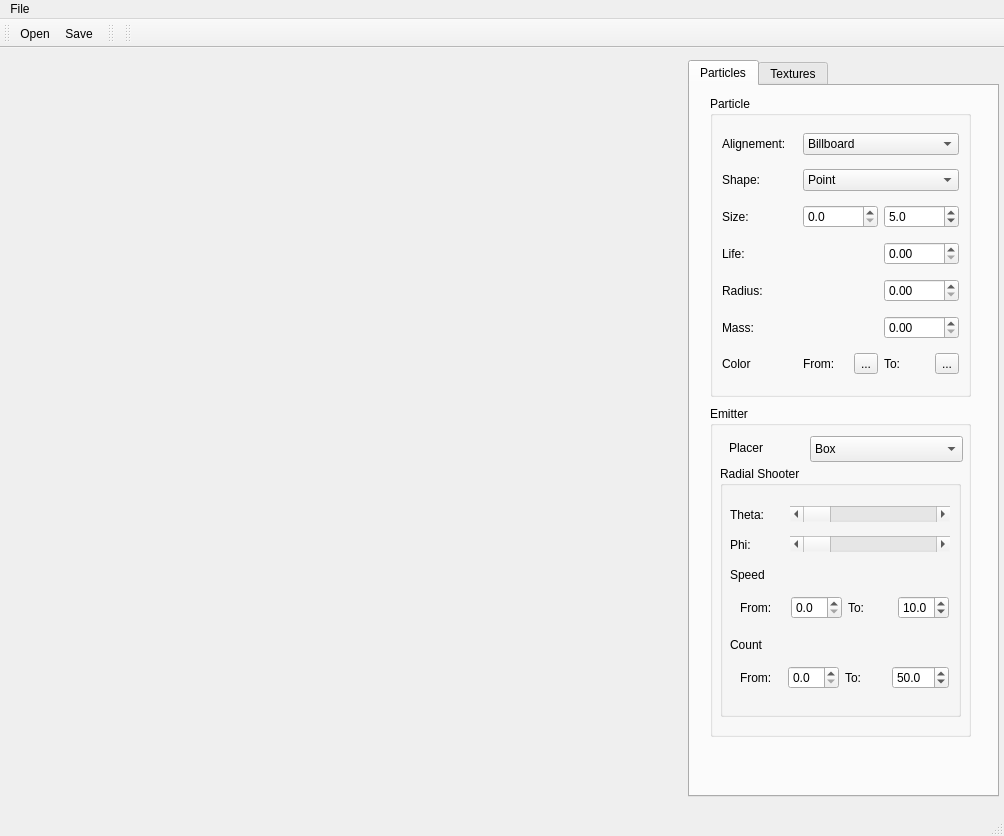
Above: include/designerfiles/Pantocrator3.ui from jtorresfabra/pantocrator before the change. Below: the same form after it.
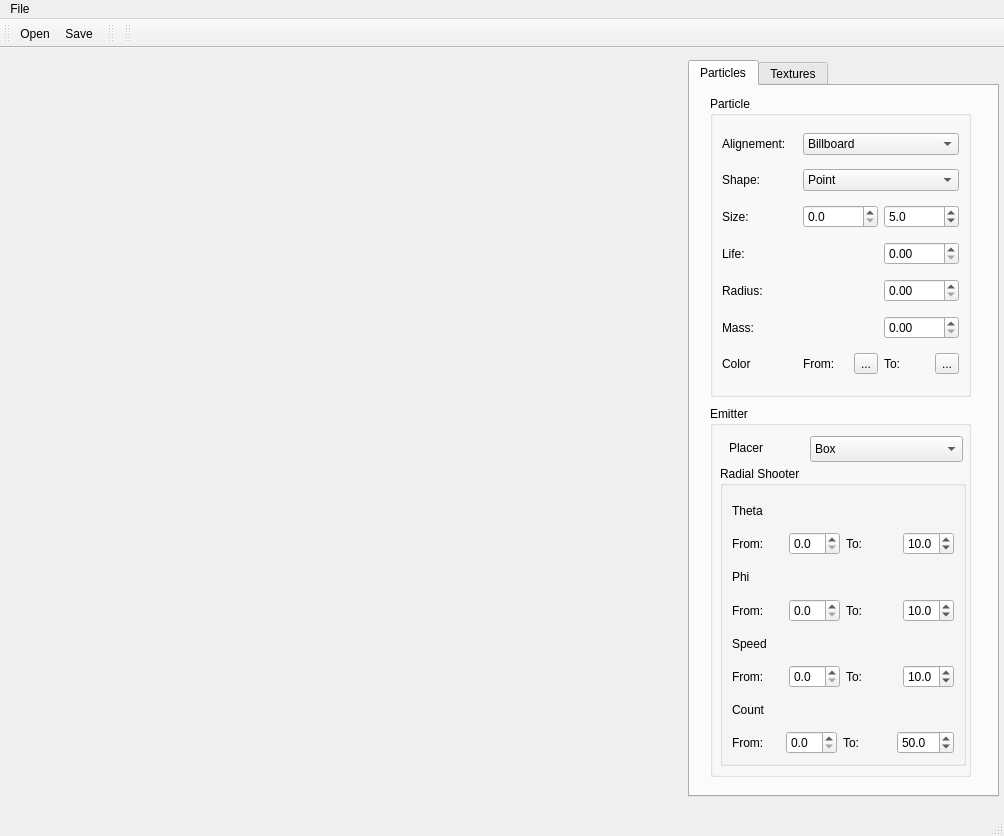
That is the form after the change. Icons and pictures are not drawn. Custom widgets are drawn as their Qt base class.

```diff
--- a/include/designerfiles/Pantocrator3.ui
+++ b/include/designerfiles/Pantocrator3.ui
@@ -278,7 +278,7 @@
            <x>20</x>
            <y>320</y>
            <width>261</width>
-           <height>331</height>
+           <height>371</height>
           </rect>
          </property>
          <property name="title" >
@@ -340,87 +340,118 @@
            <rect>
             <x>10</x>
             <y>60</y>
-            <width>241</width>
-            <height>251</height>
+            <width>246</width>
+            <height>300</height>
            </rect>
           </property>
           <property name="title" >
            <string>Radial Shooter</string>
           </property>
-          <widget class="QScrollBar" name="thetaSlider" >
-           <property name="geometry" >
-            <rect>
-             <x>70</x>
-             <y>40</y>
-             <width>160</width>
-             <height>16</height>
-            </rect>
-           </property>
-           <property name="orientation" >
-            <enum>Qt::Horizontal</enum>
-           </property>
-          </widget>
-          <widget class="QLabel" name="label_11" >
-           <property name="geometry" >
-            <rect>
-             <x>10</x>
-             <y>40</y>
-             <width>51</width>
-             <height>18</height>
-            </rect>
-           </property>
+          <layout class="QVBoxLayout" name="verticalLayout" >
+           <item>
+            <widget class="QLabel" name="label_21" >
+             <property name="text" >
+              <string>Theta</string>
+             </property>
+            </widget>
+           </item>
+           <item>
+            <layout class="QHBoxLayout" name="horizontalLayout_5" >
+             <item>
+              <widget class="QLabel" name="label_19" >
+               <property name="text" >
+                <string>From:</string>
+               </property>
+              </widget>
+             </item>
+             <item>
+              <widget class="QDoubleSpinBox" name="speedmin_sb_2" >
+               <property name="decimals" >
+                <number>1</number>
+               </property>
+               <property name="maximum" >
+                <double>50.000000000000000</double>
+               </property>
+              </widget>
+             </item>
+             <item>
+              <widget class="QLabel" name="label_20" >
            <property name="text" >
-            <string>Theta:</string>
-           </property>
-          </widget>
-          <widget class="QLabel" name="label_12" >
-           <property name="geometry" >
-            <rect>
-             <x>10</x>
-             <y>70</y>
-             <width>51</width>
-             <height>18</height>
-            </rect>
-           </property>
+                <string>To:</string>
+               </property>
+              </widget>
+             </item>
+             <item>
+              <widget class="QDoubleSpinBox" name="speedmax_sb_2" >
+               <property name="decimals" >
+                <number>1</number>
+               </property>
+               <property name="maximum" >
+                <double>50.000000000000000</double>
+               </property>
+               <property name="value" >
+                <double>10.000000000000000</double>
+               </property>
+              </widget>
+             </item>
+            </layout>
+           </item>
+           <item>
+            <widget class="QLabel" name="label_24" >
            <property name="text" >
-            <string>Phi:</string>
-           </property>
-          </widget>
-          <widget class="QScrollBar" name="phiSlider" >
-           <property name="geometry" >
-            <rect>
-             <x>70</x>
-             <y>70</y>
-             <width>160</width>
-             <height>16</height>
-            </rect>
-           </property>
-           <property name="orientation" >
-            <enum>Qt::Horizontal</enum>
-           </property>
-          </widget>
+              <string>Phi</string>
+             </property>
+            </widget>
+           </item>
+           <item>
+            <layout class="QHBoxLayout" name="horizontalLayout_6" >
+             <item>
+              <widget class="QLabel" name="label_22" >
+               <property name="text" >
+                <string>From:</string>
+               </property>
+              </widget>
+             </item>
+             <item>
+              <widget class="QDoubleSpinBox" name="speedmin_sb_3" >
+               <property name="decimals" >
+                <number>1</number>
+               </property>
+               <property name="maximum" >
+                <double>50.000000000000000</double>
+               </property>
+              </widget>
+             </item>
+             <item>
+              <widget class="QLabel" name="label_23" >
+               <property name="text" >
+                <string>To:</string>
+               </property>
+              </widget>
+             </item>
+             <item>
+              <widget class="QDoubleSpinBox" name="speedmax_sb_3" >
+               <property name="decimals" >
+                <number>1</number>
+               </property>
+               <property name="maximum" >
+                <double>50.000000000000000</double>
+               </property>
+               <property name="value" >
+                <double>10.000000000000000</double>
+               </property>
+              </widget>
+             </item>
+            </layout>
+           </item>
+           <item>
           <widget class="QLabel" name="label_13" >
-           <property name="geometry" >
-            <rect>
-             <x>10</x>
-             <y>100</y>
-             <width>51</width>
-             <height>18</height>
-            </rect>
-           </property>
            <property name="text" >
             <string>Speed</string>
            </property>
           </widget>
-          <widget class="QWidget" name="layoutWidget_3" >
-           <property name="geometry" >
-            <rect>
-             <x>20</x>
-             <y>120</y>
-             <width>209</width>
-             <height>43</height>
-            </rect>
-           </property>
+           </item>
+           <item>
            <layout class="QHBoxLayout" name="horizontalLayout_3" >
             <item>
              <widget class="QLabel" name="label_14" >
@@ -460,35 +491,15 @@
              </widget>
             </item>
            </layout>
-           <zorder>fromcolorButton_2</zorder>
-           <zorder>label_15</zorder>
-           <zorder>tocolorButton_2</zorder>
-           <zorder>label_14</zorder>
-           <zorder>speedmin_sb</zorder>
-           <zorder>speedmax_sb</zorder>
-          </widget>
+           </item>
+           <item>
           <widget class="QLabel" name="label_16" >
-           <property name="geometry" >
-            <rect>
-             <x>10</x>
-             <y>170</y>
-             <width>51</width>
-             <height>18</height>
-            </rect>
-           </property>
            <property name="text" >
             <string>Count</string>
            </property>
           </widget>
-          <widget class="QWidget" name="layoutWidget_4" >
-           <property name="geometry" >
-            <rect>
-             <x>20</x>
-             <y>190</y>
-             <width>209</width>
-             <height>43</height>
-            </rect>
-           </property>
+           </item>
+           <item>
            <layout class="QHBoxLayout" name="horizontalLayout_4" >
             <item>
              <widget class="QLabel" name="label_17" >
@@ -528,7 +539,8 @@
              </widget>
             </item>
            </layout>
-          </widget>
+           </item>
+          </layout>
          </widget>
         </widget>
        </widget>
```
Left out of the diff: 1 changed line with no effect on the pictures. Lines whose indentation alone changed are shown as unchanged.
